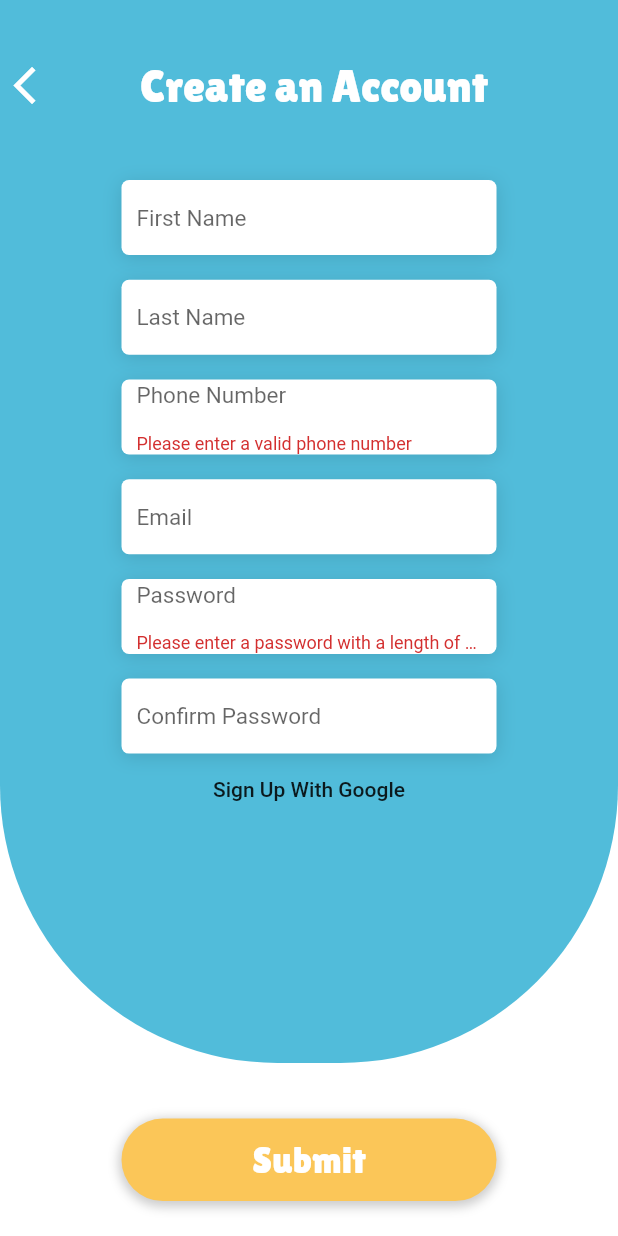
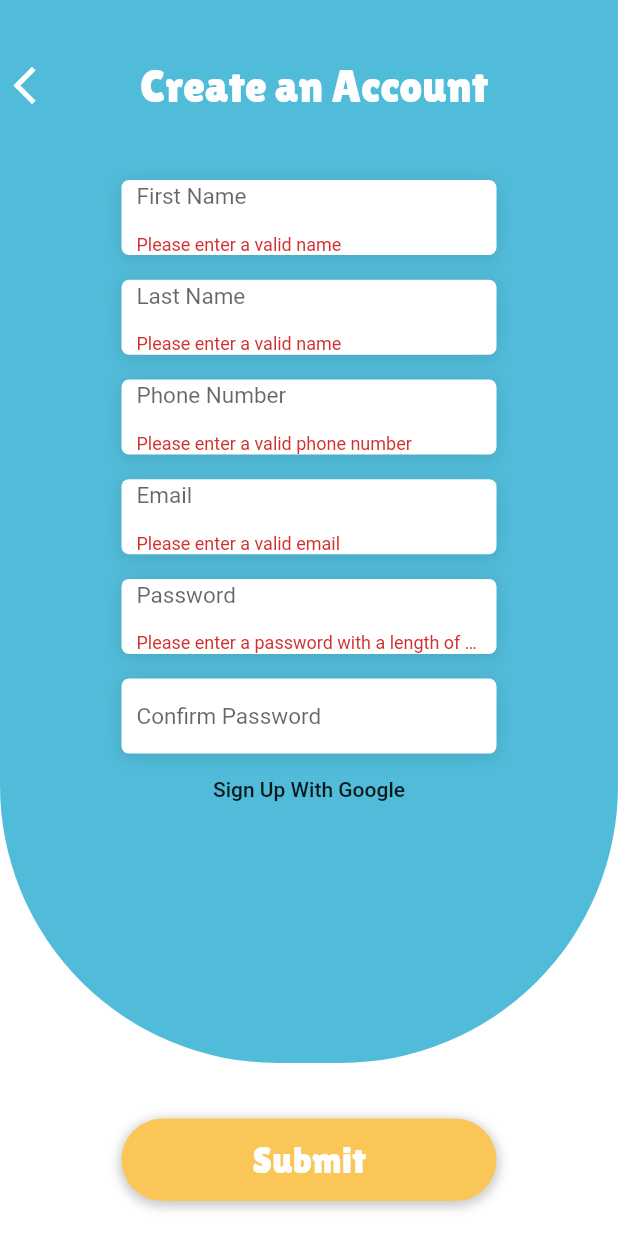
Before and after one commit to petcodeapp/interface-mobile, a Flutter app: the SignupScreen screen opened directly, after a tap on "Submit", on a phone screen of 412 x 824 dp. Run offline on Flutter 3.47's test engine with Material 2 defaults, Android fonts, the phone set to English and light mode, and no system bars; our stand-ins replace bottom_navy_bar, cloud_firestore, email_validator, firebase_auth, firebase_storage, flutter_signin_button and 5 more; missing offline and left inert: slimy_card; accounts and stored records are empty.

Commit message:
Added validators for all fields in sign up

```diff
--- a/lib/screens/signup_screen.dart
+++ b/lib/screens/signup_screen.dart
@@ -115,6 +115,8 @@ class _SignupScreenState extends State<SignupScreen> {
                                     border: InputBorder.none,
                                     hintText: 'First Name',
                                     hintStyle: TextStyle(fontSize: 15.0)),
+                                validator: (value) =>
+                                    ValidatorHelper.firstNameValidator(value),
                               ),
                             ),
                           ),
@@ -145,6 +147,8 @@ class _SignupScreenState extends State<SignupScreen> {
                                     border: InputBorder.none,
                                     hintText: 'Last Name',
                                     hintStyle: TextStyle(fontSize: 15.0)),
+                                validator: (value) =>
+                                    ValidatorHelper.lastNameValidator(value),
                               ),
                             ),
                           ),
@@ -208,6 +212,8 @@ class _SignupScreenState extends State<SignupScreen> {
                                     border: InputBorder.none,
                                     hintText: 'Email',
                                     hintStyle: TextStyle(fontSize: 15.0)),
+                                validator: (value) =>
+                                    ValidatorHelper.emailValidator(value),
                               ),
                             ),
                           ),
--- a/lib/services/pet_service.dart
+++ b/lib/services/pet_service.dart
@@ -26,6 +26,7 @@ class PetService extends ChangeNotifier {
   }
 
   void startPetStream(List<String> petIds) {
+    if (petIds != null && petIds.length > 0) {
       _firestore
           .collection('pets')
           .where('pid', whereIn: petIds)
@@ -42,3 +43,4 @@ class PetService extends ChangeNotifier {
       });
     }
   }
+}
--- a/lib/utils/validator_helper.dart
+++ b/lib/utils/validator_helper.dart
@@ -1,4 +1,14 @@
+import 'package:email_validator/email_validator.dart';
+
 class ValidatorHelper {
+  static String emailValidator(String email) {
+    if (!EmailValidator.validate(email)) {
+      return 'Please enter a valid email';
+    } else {
+      return null;
+    }
+  }
+
   static String passwordValidator(String password) {
     if (password.trim().length < 7) {
       return 'Please enter a password with a length of at least 8';
@@ -16,6 +26,22 @@ class ValidatorHelper {
     }
   }
 
+  static String firstNameValidator(String firstName) {
+    if (firstName == null || firstName.trim().length == 0) {
+      return 'Please enter a valid name';
+    } else {
+      return null;
+    }
+  }
+
+  static String lastNameValidator(String lastName) {
+    if (lastName == null || lastName.trim().length == 0) {
+      return 'Please enter a valid name';
+    } else {
+      return null;
+    }
+  }
+
   static String phoneNumberValidator(String phoneNumber) {
     if (int.tryParse(phoneNumber.trim()) == null) {
       return 'Please enter a valid phone number';
--- a/pubspec.yaml
+++ b/pubspec.yaml
@@ -30,6 +30,7 @@ dependencies:
   cupertino_icons: ^0.1.3
   bottom_navy_bar: ^5.4.0
   cloud_firestore: ^0.13.7
+  email_validator: ^1.0.5
   firebase_auth: ^0.16.1
   firebase_storage: ^3.1.6
   flutter_signin_button: ^1.0.0
```
Also changed, not shown: pubspec.lock, 1 other file. Lines whose indentation alone changed are shown as unchanged.
